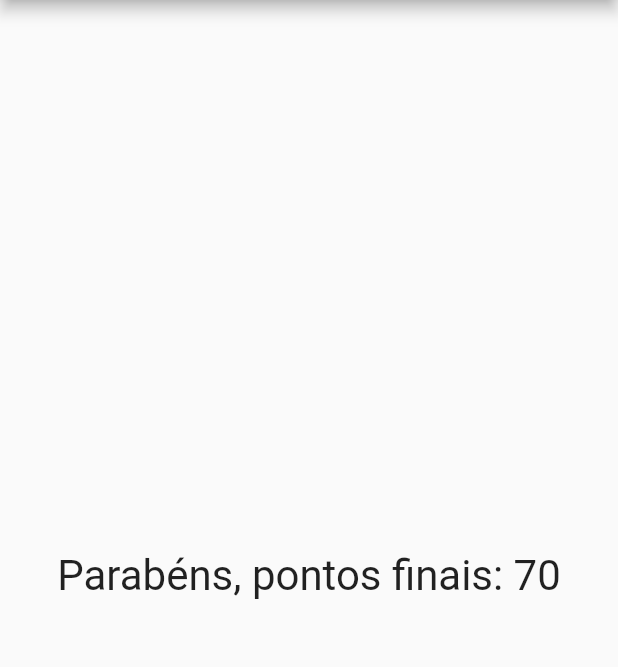
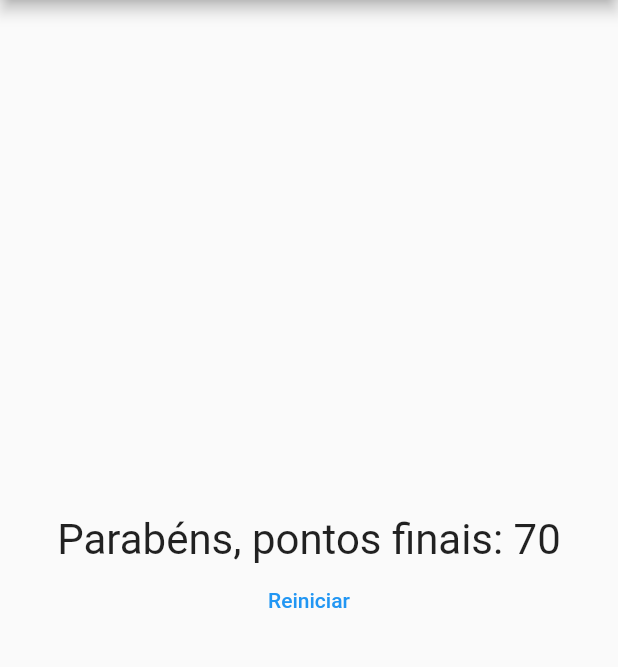
Before and after one commit to DanilloFidel/curso-flutter, a Flutter app: the screen it shows after launch, after a tap on "vermelho", after a tap on "pato", after a tap on "hambuguer", on a phone screen of 412 x 824 dp, the part 84-751 px from its top. Run offline on Flutter 3.47's test engine with Material 2 defaults, Android fonts, the phone set to English and light mode, and no system bars.

Commit message:
add btn restart

```diff
--- a/lib/main.dart
+++ b/lib/main.dart
@@ -47,6 +47,13 @@ class _PerguntaAppState extends State<PerguntaApp> {
     print('Pergunta respondida!');
   }
 
+  void _quandoResetado() {
+    setState(() {
+      _perguntaSelecionada = 0;
+      _pontuacaoTotal = 0;
+    });
+  }
+
   bool get _temPerguntaSelecionada {
     return _perguntaSelecionada < _perguntas.length;
   }
@@ -61,7 +68,7 @@ class _PerguntaAppState extends State<PerguntaApp> {
                     perguntas: _perguntas,
                     responder: _responder,
                     perguntaSelecionada: _perguntaSelecionada)
-                : Resultado(resultado: _pontuacaoTotal)));
+                : Resultado(_pontuacaoTotal, _quandoResetado)));
   }
 }
 
--- a/lib/resultado.dart
+++ b/lib/resultado.dart
@@ -2,15 +2,24 @@ import 'package:flutter/material.dart';
 
 class Resultado extends StatelessWidget {
   final int resultado;
+  final void Function() quandoResetado;
 
-  Resultado({
-    @required this.resultado,
-  });
+  Resultado(this.resultado, this.quandoResetado);
 
   @override
   Widget build(BuildContext context) {
-    return Center(
-        child: Text('Parabéns, pontos finais: $resultado',
-            style: TextStyle(fontSize: 28)));
+    return Column(
+      mainAxisAlignment: MainAxisAlignment.center,
+      children: [
+        Center(
+            child: Text('Parabéns, pontos finais: $resultado',
+                style: TextStyle(fontSize: 28))),
+        FlatButton(
+          onPressed: quandoResetado,
+          child: Text('Reiniciar'),
+          textColor: Colors.blue,
+        )
+      ],
+    );
   }
 }
```
